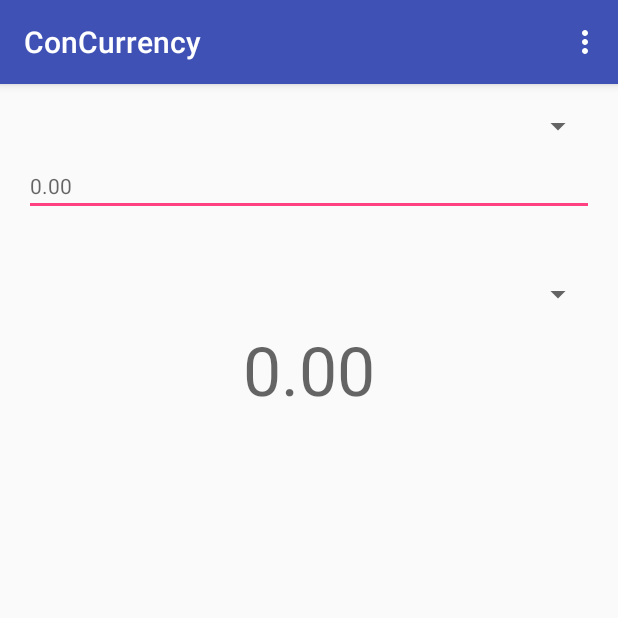
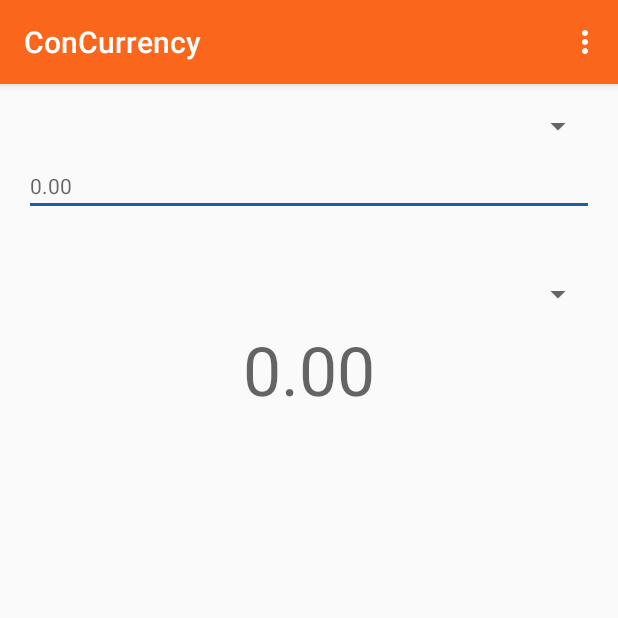
Before and after one commit to mdpearce/mobile-app-concurrency-android, an Android app: the screen it shows after launch (ConverterActivity), on a phone screen of 412 x 824 dp, the top half of it. Run offline under Robolectric (Android 15) with nearby library versions, the phone set to English and light mode, and no system bars; our stand-ins replace ButterKnife; 1 statement that could not run was skipped.

Commit message:
Adjust main theme colours

```diff
--- a/app/src/main/res/values/colors.xml
+++ b/app/src/main/res/values/colors.xml
@@ -1,6 +1,6 @@
 <?xml version="1.0" encoding="utf-8"?>
 <resources>
-    <color name="colorPrimary">#3F51B5</color>
-    <color name="colorPrimaryDark">#303F9F</color>
-    <color name="colorAccent">#FF4081</color>
+    <color name="colorPrimary">#fa661b</color>
+    <color name="colorPrimaryDark">#a23700</color>
+    <color name="colorAccent">#1d5ea3</color>
 </resources>
```
